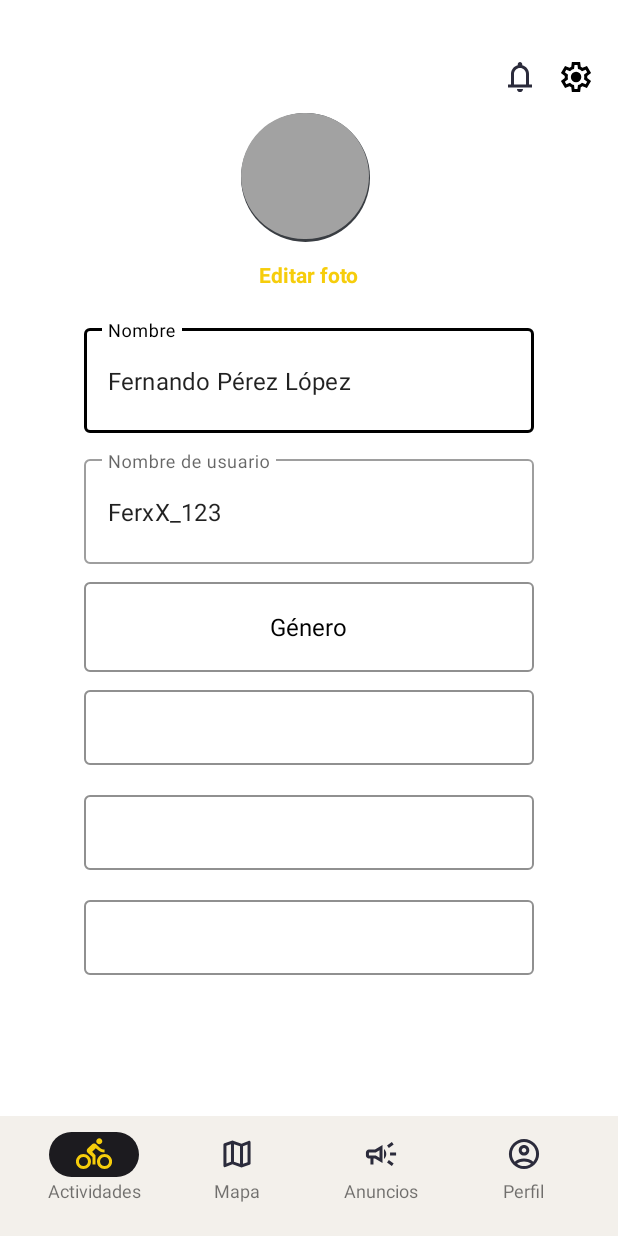
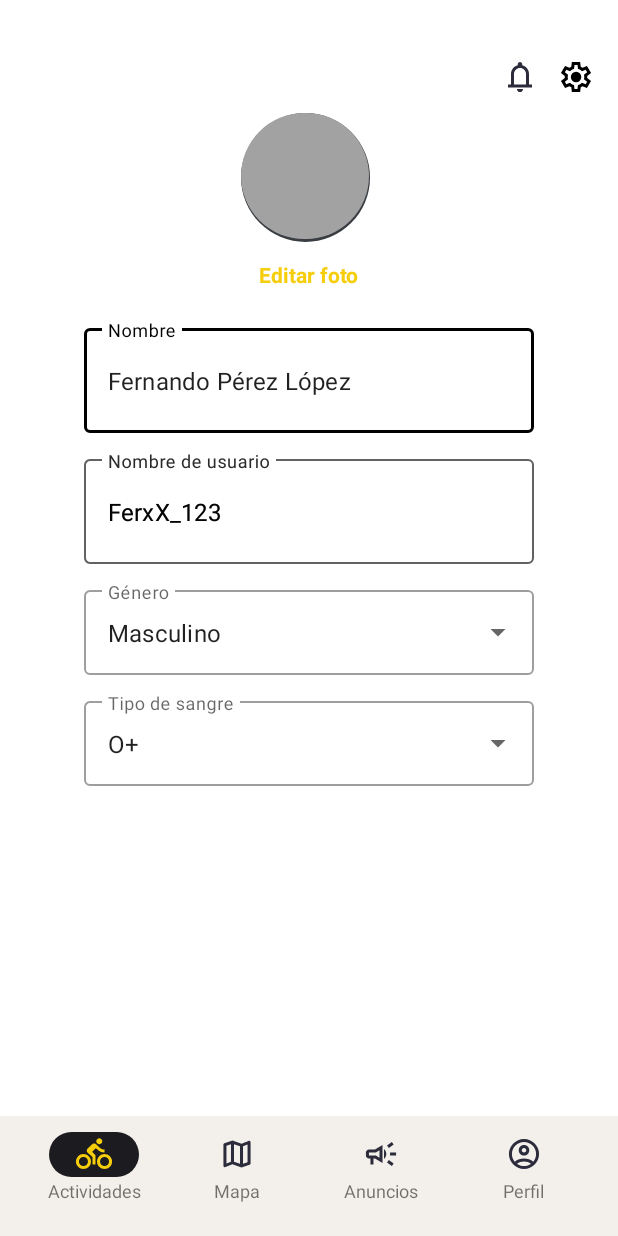
Before and after one commit to Saca-la-Bici/app-android, an Android app: the ProfileEditActivity screen opened directly, with no data from a screen before it, on a phone screen of 412 x 824 dp. Run offline under Robolectric (Android 15) with nearby library versions, the phone set to English and light mode, and no system bars.

Commit message:
feat(perfil) - Dropdowns para interfaz de modificar perfil

```diff
--- a/app/src/main/java/com/kotlin/sacalabici/framework/adapters/views/activities/ProfileEditActivity.kt
+++ b/app/src/main/java/com/kotlin/sacalabici/framework/adapters/views/activities/ProfileEditActivity.kt
@@ -2,6 +2,8 @@ package com.kotlin.sacalabici.framework.adapters.views.activities
 
 import android.content.Intent
 import android.os.Bundle
+import android.widget.ArrayAdapter
+import android.widget.AutoCompleteTextView
 import android.widget.ImageButton
 import androidx.appcompat.app.AppCompatActivity
 import com.google.android.material.dialog.MaterialAlertDialogBuilder
@@ -15,32 +17,45 @@ class ProfileEditActivity: AppCompatActivity() {
         super.onCreate(savedInstanceState)
 
         initializeBinding()
+        setupGenderDropdown()
+        setupBloodDropdown()
 
-        setupGenderButton()
     }
 
     private fun initializeBinding(){
         binding = ActivityProfileEditBinding.inflate(layoutInflater)
         setContentView(binding.root)
     }
-    private fun setupGenderButton() {
-        val btnConfiguration = findViewById<ImageButton>(R.id.btn_gender)
-        btnConfiguration.setOnClickListener {
-            val singleItems = arrayOf("Mujer", "Hombre", "Otro", "Prefiero no decirlo")
-            val checkedItem = 1
 
-            MaterialAlertDialogBuilder(this) // 'this' refers to the context of the activity
-                .setTitle(resources.getString(R.string.genderPE))
-                .setNeutralButton(resources.getString(R.string.cancel)) { dialog, which ->
-                    // Respond to neutral button press
-                }
-                .setPositiveButton(resources.getString(R.string.ok)) { dialog, which ->
-                    // Respond to positive button press
-                }
-                .setSingleChoiceItems(singleItems, checkedItem) { dialog, which ->
-                    // Respond to item chosen
-                }
-                .show()
-            }
+    private fun setupGenderDropdown() {
+        val genderDropdownConfig = findViewById<AutoCompleteTextView>(R.id.genderDropDown)
+        val genders = resources.getStringArray(R.array.genders)
+        val arrayAdapter = ArrayAdapter(this, R.layout.drop_down_item, genders)
+        genderDropdownConfig.setAdapter(arrayAdapter)
+
+        val defaultValue = "Masculino"
+        genderDropdownConfig.setText(defaultValue, false)
+
+        val index = arrayAdapter.getPosition(defaultValue)
+        if (index >= 0) {
+            genderDropdownConfig.setSelection(index)
         }
     }
+
+    private fun setupBloodDropdown() {
+        val bloodDropdownConfig = findViewById<AutoCompleteTextView>(R.id.bloodDropDown)
+        val bloodTypes = resources.getStringArray(R.array.bloodTypes)
+        val arrayAdapter = ArrayAdapter(this, R.layout.drop_down_item, bloodTypes)
+        bloodDropdownConfig.setAdapter(arrayAdapter)
+
+        val defaultValue = "O+"
+        bloodDropdownConfig.setText(defaultValue, false)
+
+//        val index = arrayAdapter.getPosition(defaultValue)
+//        if (index >= 0) {
+////            bloodDropdownConfig.setSelection(index)
+//        }
+    }
+
+
+}
--- a/app/src/main/res/layout/activity_profile_edit.xml
+++ b/app/src/main/res/layout/activity_profile_edit.xml
@@ -114,61 +114,66 @@
              />
     </com.google.android.material.textfield.TextInputLayout>
 
-    <FrameLayout
-        android:id="@+id/frame_gender"
+
+    <com.google.android.material.textfield.TextInputLayout
+        android:id="@+id/genderFrame"
         android:layout_width="300dp"
-        android:layout_height="60dp"
-        app:layout_constraintTop_toBottomOf="@id/usernameLabel"
+        android:layout_height="wrap_content"
+        app:layout_constraintTop_toBottomOf="@+id/usernameLabel"
         app:layout_constraintStart_toStartOf="parent"
         app:layout_constraintEnd_toEndOf="parent"
-        android:layout_marginTop="12dp">
+        android:layout_marginTop="12dp"
+        android:hint="Género"
+        style="@style/Widget.MaterialComponents.TextInputLayout.OutlinedBox.ExposedDropdownMenu">
 
-        <ImageButton
-            android:id="@+id/btn_gender"
+        <AutoCompleteTextView
+            android:id="@+id/genderDropDown"
             android:layout_width="match_parent"
-            android:layout_height="match_parent"
-            android:background="@drawable/pop_up_button_pe" />
-
-        <TextView
-            android:id="@+id/tv_gender"
-            android:layout_width="wrap_content"
             android:layout_height="wrap_content"
-            android:text="Género"
-            android:textColor="@color/black"
-            android:textSize="16sp"
-            android:layout_gravity="center" />
-
-    </FrameLayout>
+            android:inputType="none"
+            />
+    </com.google.android.material.textfield.TextInputLayout>
 
 
-    <ImageButton
-        android:id="@+id/presentacionPE"
+    <com.google.android.material.textfield.TextInputLayout
+        android:id="@+id/bloodFrame"
         android:layout_width="300dp"
-        android:layout_height="50dp"
-        android:background="@drawable/pop_up_button_pe"
-        app:layout_constraintTop_toBottomOf="@id/frame_gender"
+        android:layout_height="wrap_content"
+        app:layout_constraintTop_toBottomOf="@+id/genderFrame"
         app:layout_constraintStart_toStartOf="parent"
         app:layout_constraintEnd_toEndOf="parent"
-        android:layout_marginTop="12dp"/>
+        android:layout_marginTop="12dp"
+        android:hint="Tipo de sangre"
+        style="@style/Widget.MaterialComponents.TextInputLayout.OutlinedBox.ExposedDropdownMenu">
 
-    <ImageButton
-        android:id="@+id/nivelPE"
+        <AutoCompleteTextView
+            android:id="@+id/bloodDropDown"
+            android:layout_width="match_parent"
+            android:layout_height="wrap_content"
+            android:inputType="none"
+            />
+    </com.google.android.material.textfield.TextInputLayout>
+
+
+    <com.google.android.material.textfield.TextInputLayout
+        android:id="@+id/usernameLabel"
         android:layout_width="300dp"
-        android:layout_height="50dp"
-        android:background="@drawable/pop_up_button_pe"
-        app:layout_constraintTop_toBottomOf="@id/presentacionPE"
+        android:layout_height="wrap_content"
+        app:layout_constraintTop_toBottomOf="@id/namePE"
         app:layout_constraintStart_toStartOf="parent"
         app:layout_constraintEnd_toEndOf="parent"
-        android:layout_marginTop="20dp"/>
-    <ImageButton
-        android:id="@+id/tiposangrePE"
-        android:layout_width="300dp"
-        android:layout_height="50dp"
-        android:background="@drawable/pop_up_button_pe"
-        app:layout_constraintTop_toBottomOf="@id/nivelPE"
-        app:layout_constraintStart_toStartOf="parent"
-        app:layout_constraintEnd_toEndOf="parent"
-        android:layout_marginTop="20dp"/>
+        android:layout_marginTop="12dp"
+        android:hint="Nombre de usuario"
+        style="@style/Widget.MaterialComponents.TextInputLayout.OutlinedBox">
+
+        <com.google.android.material.textfield.TextInputEditText
+            android:id="@+id/usernamePEdit"
+            android:layout_width="match_parent"
+            android:layout_height="wrap_content"
+            android:text="FerxX_123"
+            android:padding="24dp"
+            />
+    </com.google.android.material.textfield.TextInputLayout>
 
 
     <include layout="@layout/main_navbar"/>
--- /dev/null
+++ b/app/src/main/res/layout/drop_down_item.xml
@@ -0,0 +1,10 @@
+<?xml version="1.0" encoding="utf-8"?>
+
+<TextView
+    android:id="@+id/textViewGenders"
+    xmlns:android="http://schemas.android.com/apk/res/android"
+    android:layout_width="match_parent"
+    android:padding="10dp"
+    android:textColor="@color/black"
+    android:textSize="16sp"
+    android:layout_height="wrap_content"/>
--- a/app/src/main/res/values/strings.xml
+++ b/app/src/main/res/values/strings.xml
@@ -54,4 +54,22 @@
     <string name="ok">Confirmar</string>
 
 
+    <string-array name="genders">
+        <item>Masculino</item>
+        <item>Femenino</item>
+        <item>Otro</item>
+        <item>Prefiero no decirlo</item>
+    </string-array>
+
+    <string-array name="bloodTypes">
+        <item>A+</item>
+        <item>A-</item>
+        <item>B+</item>
+        <item>B-</item>
+        <item>O+</item>
+        <item>O-</item>
+        <item>AB+</item>
+        <item>AB-</item>
+    </string-array>
+
 </resources>
```
Also changed, not shown: 1 other file.
